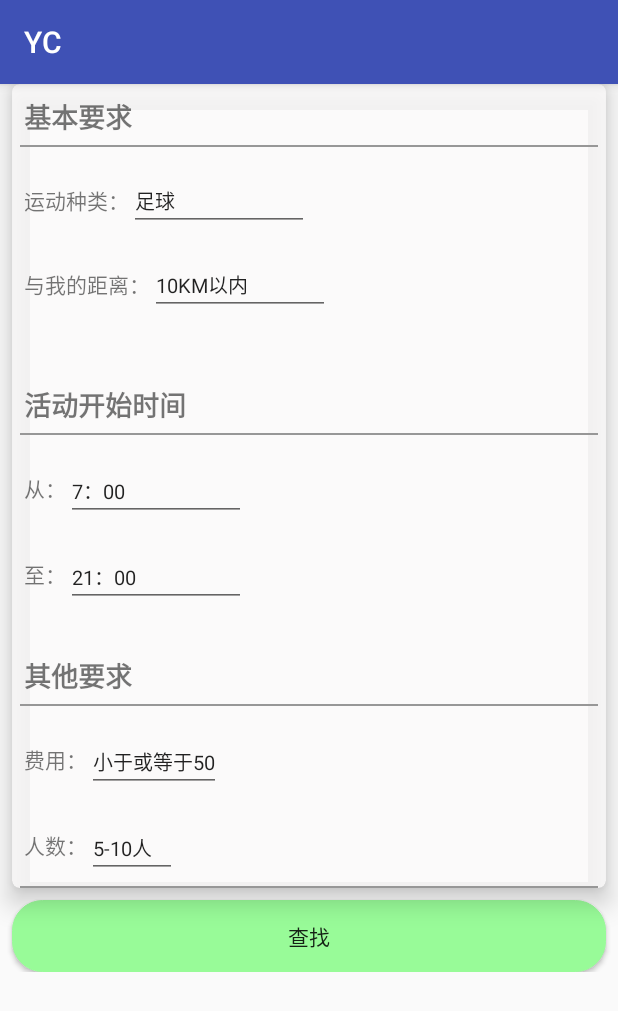
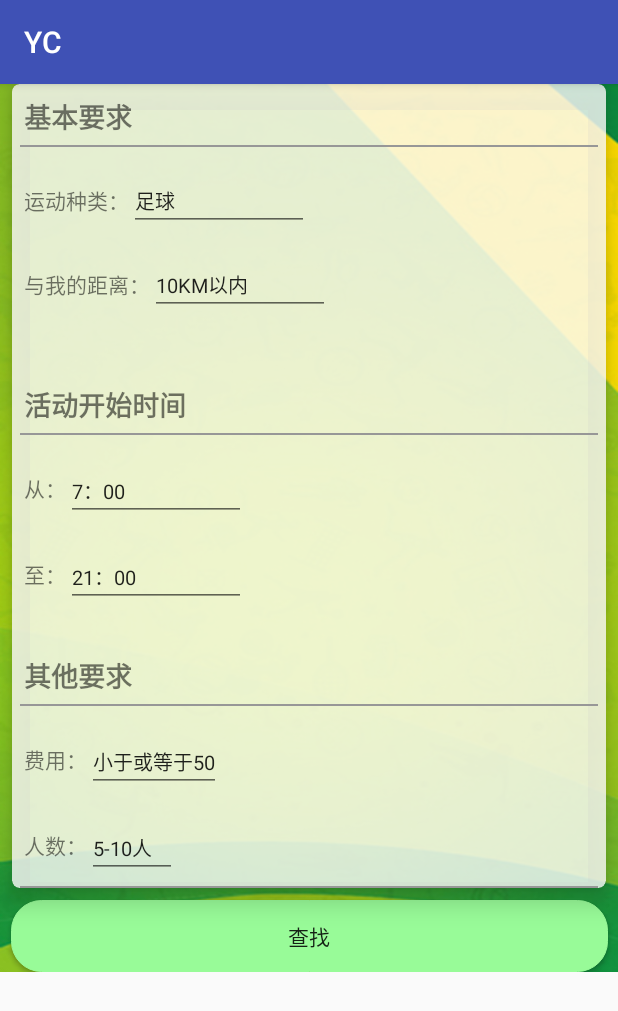
Before and after one commit to pengxianyang/YC, an Android app: the SearchMatchActivity screen opened directly, with no data from a screen before it, on a phone screen of 412 x 824 dp. Shown: the top 1011 px of the screen. Run offline under Robolectric (Android 15) with nearby library versions, the phone set to English and light mode, and no system bars; libraries missing offline, so code that uses them is left out: com.bigkoo.pickerview; Roboto replaces fonts that are not available here; 10 statements that could not run were skipped.

Commit message:
更新部分界面背景图片

```diff
--- a/app/build.gradle
+++ b/app/build.gradle
@@ -38,6 +38,5 @@ dependencies {
     compile files('libs/pinyin4j-2.5.0.jar')
     compile 'com.android.support:recyclerview-v7:26.+'
     compile 'com.contrarywind:Android-PickerView:3.2.7'
-    implementation files('src/main/jniLibs/BaiduLBS_Android.jar')
     compile 'com.android.support:design:26.0.0-alpha1'
 }
--- a/app/src/main/res/layout/layout_select_match.xml
+++ b/app/src/main/res/layout/layout_select_match.xml
@@ -8,7 +8,8 @@
 <android.support.constraint.ConstraintLayout xmlns:android="http://schemas.android.com/apk/res/android"
     android:layout_width="match_parent"
     android:layout_height="match_parent"
-    xmlns:app="http://schemas.android.com/apk/res-auto">
+    xmlns:app="http://schemas.android.com/apk/res-auto"
+    android:background="@mipmap/bk2_s">
 
     <include
         android:id="@+id/include"
@@ -24,14 +25,13 @@
 
     <Button
         android:id="@+id/button"
-        android:layout_width="0dp"
+        android:layout_width="398dp"
+        android:layout_height="wrap_content"
+        android:layout_margin="8dp"
         android:background="@drawable/button_radiaus"
-        android:layout_height="wrap_content"
         android:text="查找"
         app:layout_constraintLeft_toLeftOf="parent"
         app:layout_constraintRight_toRightOf="parent"
-        android:layout_margin="8dp"
-        app:layout_constraintTop_toBottomOf="@+id/include"
-        />
+        app:layout_constraintTop_toBottomOf="@+id/include" />
 </android.support.constraint.ConstraintLayout>
 </ScrollView>
```
